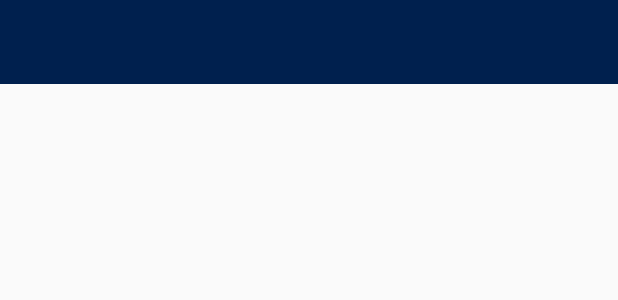
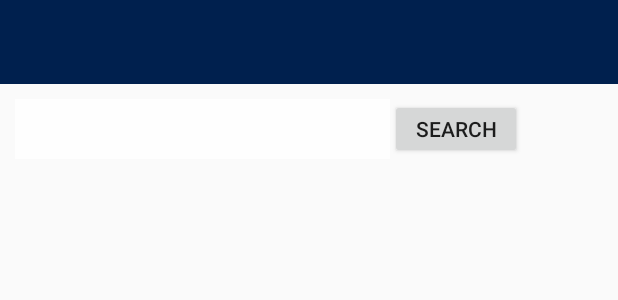
Before and after one commit to yulisunny/gta, an Android app: the layout fragment_map.xml on its own in the app's theme, with its tools: preview values and no code run, on a phone screen of 412 x 824 dp. Shown: the top 300 px of the screen. Run offline under Robolectric (Android 15) with nearby library versions, the phone set to English and light mode, and no system bars.

Commit message:
added search bar on home screen

```diff
--- a/app/src/main/res/layout/fragment_map.xml
+++ b/app/src/main/res/layout/fragment_map.xml
@@ -7,7 +7,7 @@
     tools:openDrawer="start">
 
 
-    <LinearLayout xmlns:android="http://schemas.android.com/apk/res/android"
+    <RelativeLayout xmlns:android="http://schemas.android.com/apk/res/android"
         xmlns:app="http://schemas.android.com/apk/res-auto"
         android:id="@+id/content_main"
         android:layout_width="match_parent"
@@ -24,6 +24,7 @@
         <com.google.android.gms.maps.MapView
             xmlns:map="http://schemas.android.com/apk/res-auto"
             android:id="@+id/map"
+            android:layout_below="@+id/toolbar"
             android:layout_width="match_parent"
             android:layout_height="wrap_content"
             map:cameraTargetLat="43.6543"
@@ -31,7 +32,33 @@
             map:cameraZoom="14">
 
         </com.google.android.gms.maps.MapView>
-    </LinearLayout>
+
+        <EditText
+            android:layout_marginTop="10dp"
+            android:layout_marginStart="10dp"
+            android:layout_below="@+id/toolbar"
+            android:layout_width="250dp"
+            android:layout_height="40dp"
+            android:layout_weight="0.9"
+            android:inputType="textPersonName"
+            android:ems="10"
+            android:background="@color/white"
+            android:alpha="0.8"
+            android:layout_gravity="center_horizontal|top"
+            android:id="@+id/home_search_input"
+            />
+
+        <Button
+            android:layout_marginTop="10dp"
+            android:layout_marginEnd="10dp"
+            android:layout_below="@+id/toolbar"
+            android:layout_toRightOf="@+id/home_search_input"
+            android:id="@+id/home_search_button"
+            android:layout_width="wrap_content"
+            android:layout_height="40dp"
+            android:layout_gravity="right"
+            android:text="Search" />
+    </RelativeLayout>
 
 
     <android.support.design.widget.NavigationView
```
